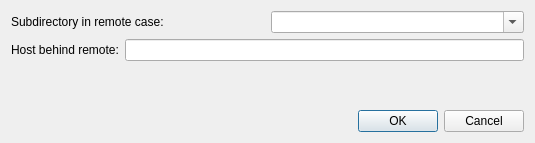
First picture: the form in src/toolkit_gui/remoteparaview.ui, repository hkroeger/insightcae, before the edit.
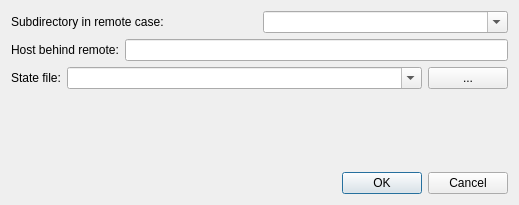
Second picture: the form after the edit.

Commit message: enable loading of state file is isPVRemote and GUI

```diff
--- a/src/toolkit_gui/remoteparaview.ui
+++ b/src/toolkit_gui/remoteparaview.ui
@@ -6,8 +6,8 @@
    <rect>
     <x>0</x>
     <y>0</y>
-    <width>535</width>
-    <height>143</height>
+    <width>519</width>
+    <height>205</height>
    </rect>
   </property>
   <property name="windowTitle">
@@ -46,6 +46,43 @@
      </item>
     </layout>
    </item>
+   <item>
+    <layout class="QHBoxLayout" name="horizontalLayout_3">
+     <item>
+      <widget class="QLabel" name="label_3">
+       <property name="text">
+        <string>State file:</string>
+       </property>
+      </widget>
+     </item>
+     <item>
+      <widget class="QComboBox" name="statefile">
+       <property name="sizePolicy">
+        <sizepolicy hsizetype="Expanding" vsizetype="Fixed">
+         <horstretch>0</horstretch>
+         <verstretch>0</verstretch>
+        </sizepolicy>
+       </property>
+       <property name="editable">
+        <bool>true</bool>
+       </property>
+      </widget>
+     </item>
+     <item>
+      <widget class="QPushButton" name="btnSelectStateFile">
+       <property name="sizePolicy">
+        <sizepolicy hsizetype="Fixed" vsizetype="Fixed">
+         <horstretch>0</horstretch>
+         <verstretch>0</verstretch>
+        </sizepolicy>
+       </property>
+       <property name="text">
+        <string>...</string>
+       </property>
+      </widget>
+     </item>
+    </layout>
+   </item>
    <item>
     <spacer name="verticalSpacer">
      <property name="orientation">
```
The commit also changes 2 other files.
